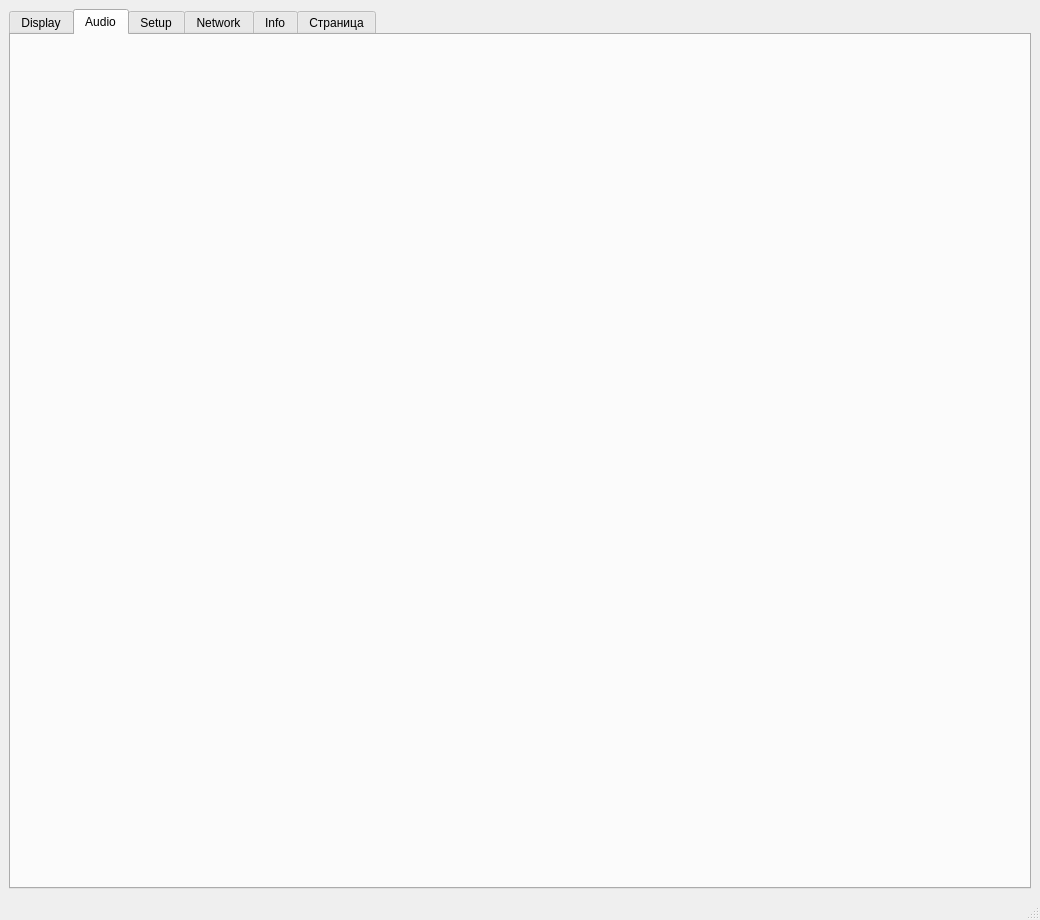
Qt form mainwindow.ui (SergS-cod/imul) before a commit.
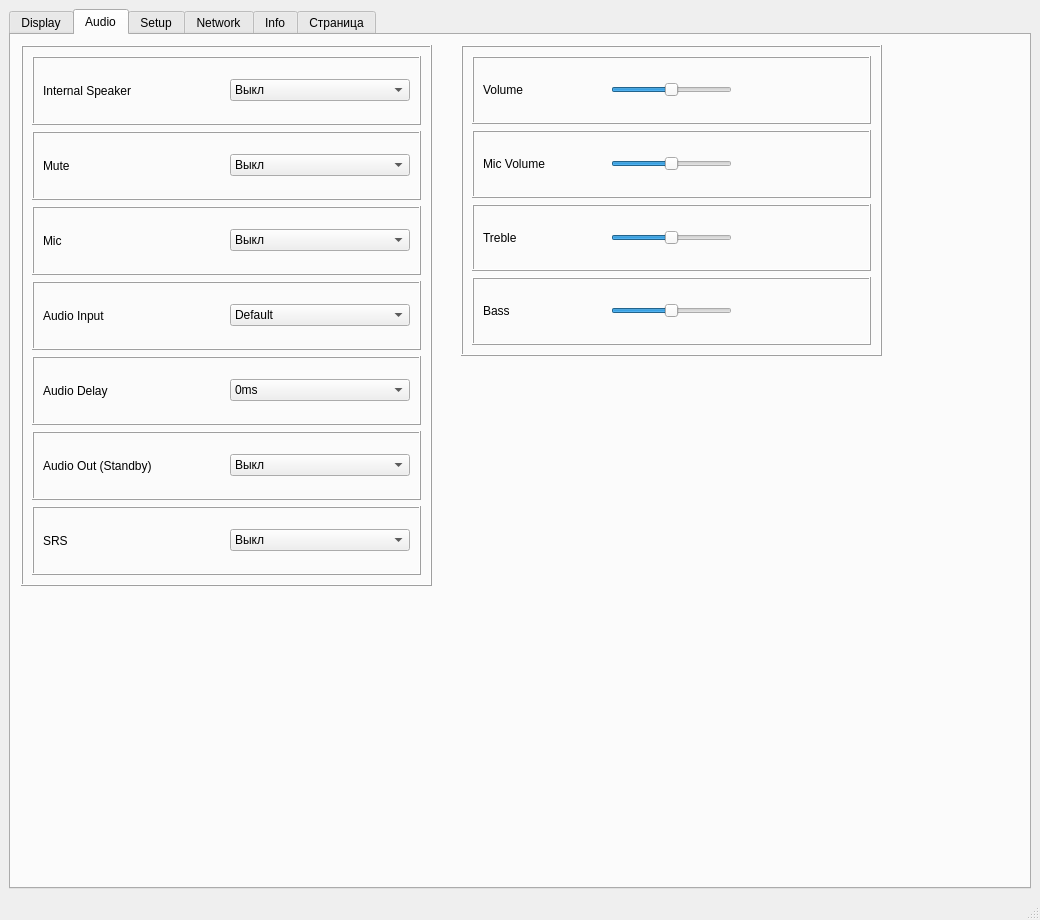
The same form after that commit. The open tabs and pages were chosen to show the change.

Diff of the .ui file:
```diff
--- a/mainwindow.ui
+++ b/mainwindow.ui
@@ -442,6 +442,503 @@
        <attribute name="title">
         <string>Audio</string>
        </attribute>
+       <widget class="QFrame" name="frame_26">
+        <property name="geometry">
+         <rect>
+          <x>450</x>
+          <y>10</y>
+          <width>421</width>
+          <height>311</height>
+         </rect>
+        </property>
+        <property name="frameShape">
+         <enum>QFrame::Box</enum>
+        </property>
+        <property name="frameShadow">
+         <enum>QFrame::Raised</enum>
+        </property>
+        <layout class="QGridLayout" name="gridLayout_4">
+         <item row="0" column="0">
+          <widget class="QFrame" name="frame_Volume">
+           <property name="frameShape">
+            <enum>QFrame::Box</enum>
+           </property>
+           <property name="frameShadow">
+            <enum>QFrame::Raised</enum>
+           </property>
+           <layout class="QHBoxLayout" name="horizontalLayout_28">
+            <item>
+             <widget class="QLabel" name="label_Volume">
+              <property name="text">
+               <string>Volume</string>
+              </property>
+             </widget>
+            </item>
+            <item>
+             <widget class="QSlider" name="horizontalSlider_Volume">
+              <property name="sizePolicy">
+               <sizepolicy hsizetype="Minimum" vsizetype="Fixed">
+                <horstretch>0</horstretch>
+                <verstretch>0</verstretch>
+               </sizepolicy>
+              </property>
+              <property name="maximum">
+               <number>10</number>
+              </property>
+              <property name="value">
+               <number>5</number>
+              </property>
+              <property name="orientation">
+               <enum>Qt::Horizontal</enum>
+              </property>
+             </widget>
+            </item>
+            <item alignment="Qt::AlignHCenter">
+             <widget class="QLabel" name="label_var_Volume">
+              <property name="text">
+               <string/>
+              </property>
+             </widget>
+            </item>
+           </layout>
+          </widget>
+         </item>
+         <item row="2" column="0">
+          <widget class="QFrame" name="frame_Treble">
+           <property name="frameShape">
+            <enum>QFrame::Box</enum>
+           </property>
+           <property name="frameShadow">
+            <enum>QFrame::Raised</enum>
+           </property>
+           <layout class="QHBoxLayout" name="horizontalLayout_34">
+            <item>
+             <widget class="QLabel" name="label_Treble">
+              <property name="text">
+               <string>Treble</string>
+              </property>
+             </widget>
+            </item>
+            <item>
+             <widget class="QSlider" name="horizontalSlider_Treble">
+              <property name="sizePolicy">
+               <sizepolicy hsizetype="Minimum" vsizetype="Fixed">
+                <horstretch>0</horstretch>
+                <verstretch>0</verstretch>
+               </sizepolicy>
+              </property>
+              <property name="minimum">
+               <number>-10</number>
+              </property>
+              <property name="maximum">
+               <number>10</number>
+              </property>
+              <property name="orientation">
+               <enum>Qt::Horizontal</enum>
+              </property>
+             </widget>
+            </item>
+            <item alignment="Qt::AlignHCenter">
+             <widget class="QLabel" name="label_var_Treble">
+              <property name="text">
+               <string/>
+              </property>
+             </widget>
+            </item>
+           </layout>
+          </widget>
+         </item>
+         <item row="1" column="0">
+          <widget class="QFrame" name="frame_Mic_Volume">
+           <property name="frameShape">
+            <enum>QFrame::Box</enum>
+           </property>
+           <property name="frameShadow">
+            <enum>QFrame::Raised</enum>
+           </property>
+           <layout class="QHBoxLayout" name="horizontalLayout_29">
+            <item>
+             <widget class="QLabel" name="label_Mic_Volume">
+              <property name="text">
+               <string>Mic Volume</string>
+              </property>
+             </widget>
+            </item>
+            <item>
+             <widget class="QSlider" name="horizontalSlider_Mic_Volume">
+              <property name="sizePolicy">
+               <sizepolicy hsizetype="Minimum" vsizetype="Fixed">
+                <horstretch>0</horstretch>
+                <verstretch>0</verstretch>
+               </sizepolicy>
+              </property>
+              <property name="maximum">
+               <number>10</number>
+              </property>
+              <property name="value">
+               <number>5</number>
+              </property>
+              <property name="orientation">
+               <enum>Qt::Horizontal</enum>
+              </property>
+             </widget>
+            </item>
+            <item alignment="Qt::AlignHCenter">
+             <widget class="QLabel" name="label_var_Mic_Volume">
+              <property name="text">
+               <string/>
+              </property>
+             </widget>
+            </item>
+           </layout>
+          </widget>
+         </item>
+         <item row="3" column="0">
+          <widget class="QFrame" name="frame_Bass">
+           <property name="frameShape">
+            <enum>QFrame::Box</enum>
+           </property>
+           <property name="frameShadow">
+            <enum>QFrame::Raised</enum>
+           </property>
+           <layout class="QHBoxLayout" name="horizontalLayout_35">
+            <item>
+             <widget class="QLabel" name="label_Bass">
+              <property name="text">
+               <string>Bass</string>
+              </property>
+             </widget>
+            </item>
+            <item>
+             <widget class="QSlider" name="horizontalSlider_Bass">
+              <property name="sizePolicy">
+               <sizepolicy hsizetype="Minimum" vsizetype="Fixed">
+                <horstretch>0</horstretch>
+                <verstretch>0</verstretch>
+               </sizepolicy>
+              </property>
+              <property name="minimum">
+               <number>-10</number>
+              </property>
+              <property name="maximum">
+               <number>10</number>
+              </property>
+              <property name="orientation">
+               <enum>Qt::Horizontal</enum>
+              </property>
+             </widget>
+            </item>
+            <item alignment="Qt::AlignHCenter">
+             <widget class="QLabel" name="label_var_Bass">
+              <property name="text">
+               <string/>
+              </property>
+             </widget>
+            </item>
+           </layout>
+          </widget>
+         </item>
+        </layout>
+       </widget>
+       <widget class="QFrame" name="frame_25">
+        <property name="geometry">
+         <rect>
+          <x>10</x>
+          <y>10</y>
+          <width>411</width>
+          <height>541</height>
+         </rect>
+        </property>
+        <property name="frameShape">
+         <enum>QFrame::Box</enum>
+        </property>
+        <property name="frameShadow">
+         <enum>QFrame::Raised</enum>
+        </property>
+        <layout class="QGridLayout" name="gridLayout_3">
+         <item row="3" column="0">
+          <widget class="QFrame" name="frame_Audio_Input">
+           <property name="frameShape">
+            <enum>QFrame::Box</enum>
+           </property>
+           <property name="frameShadow">
+            <enum>QFrame::Raised</enum>
+           </property>
+           <layout class="QHBoxLayout" name="horizontalLayout_30">
+            <item>
+             <widget class="QLabel" name="label_Audio_Input">
+              <property name="text">
+               <string>Audio Input</string>
+              </property>
+             </widget>
+            </item>
+            <item>
+             <widget class="QComboBox" name="comboBox_Audio_Input">
+              <item>
+               <property name="text">
+                <string>Default</string>
+               </property>
+              </item>
+              <item>
+               <property name="text">
+                <string>Audio 1(Mini-jack)</string>
+               </property>
+              </item>
+              <item>
+               <property name="text">
+                <string>RCA</string>
+               </property>
+              </item>
+              <item>
+               <property name="text">
+                <string>Audio 2</string>
+               </property>
+              </item>
+              <item>
+               <property name="text">
+                <string>Audio 3</string>
+               </property>
+              </item>
+              <item>
+               <property name="text">
+                <string>Audio 4</string>
+               </property>
+              </item>
+              <item>
+               <property name="text">
+                <string>HDMI 1</string>
+               </property>
+              </item>
+              <item>
+               <property name="text">
+                <string>HDMI 2</string>
+               </property>
+              </item>
+              <item>
+               <property name="text">
+                <string>Audio 5/Displayport</string>
+               </property>
+              </item>
+              <item>
+               <property name="text">
+                <string>Displayport</string>
+               </property>
+              </item>
+             </widget>
+            </item>
+           </layout>
+          </widget>
+         </item>
+         <item row="0" column="0">
+          <widget class="QFrame" name="frame_Internal_speaker">
+           <property name="frameShape">
+            <enum>QFrame::Box</enum>
+           </property>
+           <property name="frameShadow">
+            <enum>QFrame::Raised</enum>
+           </property>
+           <layout class="QHBoxLayout" name="horizontalLayout_25">
+            <item>
+             <widget class="QLabel" name="label_Internal_speaker">
+              <property name="text">
+               <string>Internal Speaker</string>
+              </property>
+             </widget>
+            </item>
+            <item>
+             <widget class="QComboBox" name="comboBox_Internal_speaker">
+              <item>
+               <property name="text">
+                <string>Выкл</string>
+               </property>
+              </item>
+              <item>
+               <property name="text">
+                <string>Вкл</string>
+               </property>
+              </item>
+             </widget>
+            </item>
+           </layout>
+          </widget>
+         </item>
+         <item row="5" column="0">
+          <widget class="QFrame" name="frame_Audio_Out">
+           <property name="frameShape">
+            <enum>QFrame::Box</enum>
+           </property>
+           <property name="frameShadow">
+            <enum>QFrame::Raised</enum>
+           </property>
+           <layout class="QHBoxLayout" name="horizontalLayout_32">
+            <item>
+             <widget class="QLabel" name="label_Audio_Out">
+              <property name="text">
+               <string>Audio Out (Standby)</string>
+              </property>
+             </widget>
+            </item>
+            <item>
+             <widget class="QComboBox" name="comboBox_Audio_Out">
+              <item>
+               <property name="text">
+                <string>Выкл</string>
+               </property>
+              </item>
+              <item>
+               <property name="text">
+                <string>Вкл</string>
+               </property>
+              </item>
+             </widget>
+            </item>
+           </layout>
+          </widget>
+         </item>
+         <item row="1" column="0">
+          <widget class="QFrame" name="frame_Mute">
+           <property name="frameShape">
+            <enum>QFrame::Box</enum>
+           </property>
+           <property name="frameShadow">
+            <enum>QFrame::Raised</enum>
+           </property>
+           <layout class="QHBoxLayout" name="horizontalLayout_26">
+            <item>
+             <widget class="QLabel" name="label_Mute">
+              <property name="text">
+               <string>Mute</string>
+              </property>
+             </widget>
+            </item>
+            <item>
+             <widget class="QComboBox" name="comboBox_Mute">
+              <item>
+               <property name="text">
+                <string>Выкл</string>
+               </property>
+              </item>
+              <item>
+               <property name="text">
+                <string>Вкл</string>
+               </property>
+              </item>
+             </widget>
+            </item>
+           </layout>
+          </widget>
+         </item>
+         <item row="4" column="0">
+          <widget class="QFrame" name="frame_Audio_Delay">
+           <property name="frameShape">
+            <enum>QFrame::Box</enum>
+           </property>
+           <property name="frameShadow">
+            <enum>QFrame::Raised</enum>
+           </property>
+           <layout class="QHBoxLayout" name="horizontalLayout_31">
+            <item>
+             <widget class="QLabel" name="label_Audio_Delay">
+              <property name="text">
+               <string>Audio Delay</string>
+              </property>
+             </widget>
+            </item>
+            <item>
+             <widget class="QComboBox" name="comboBox_Audio_Delay">
+              <item>
+               <property name="text">
+                <string>0ms</string>
+               </property>
+              </item>
+              <item>
+               <property name="text">
+                <string>2ms</string>
+               </property>
+              </item>
+              <item>
+               <property name="text">
+                <string>4ms</string>
+               </property>
+              </item>
+              <item>
+               <property name="text">
+                <string>6ms</string>
+               </property>
+              </item>
+             </widget>
+            </item>
+           </layout>
+          </widget>
+         </item>
+         <item row="2" column="0">
+          <widget class="QFrame" name="frame_Mic">
+           <property name="frameShape">
+            <enum>QFrame::Box</enum>
+           </property>
+           <property name="frameShadow">
+            <enum>QFrame::Raised</enum>
+           </property>
+           <layout class="QHBoxLayout" name="horizontalLayout_27">
+            <item>
+             <widget class="QLabel" name="label_Mic">
+              <property name="text">
+               <string>Mic</string>
+              </property>
+             </widget>
+            </item>
+            <item>
+             <widget class="QComboBox" name="comboBox_Mic">
+              <item>
+               <property name="text">
+                <string>Выкл</string>
+               </property>
+              </item>
+              <item>
+               <property name="text">
+                <string>Вкл</string>
+               </property>
+              </item>
+             </widget>
+            </item>
+           </layout>
+          </widget>
+         </item>
+         <item row="6" column="0">
+          <widget class="QFrame" name="frame_SRS">
+           <property name="frameShape">
+            <enum>QFrame::Box</enum>
+           </property>
+           <property name="frameShadow">
+            <enum>QFrame::Raised</enum>
+           </property>
+           <layout class="QHBoxLayout" name="horizontalLayout_33">
+            <item>
+             <widget class="QLabel" name="label_SRS">
+              <property name="text">
+               <string>SRS</string>
+              </property>
+             </widget>
+            </item>
+            <item>
+             <widget class="QComboBox" name="comboBox_SRS">
+              <item>
+               <property name="text">
+                <string>Выкл</string>
+               </property>
+              </item>
+              <item>
+               <property name="text">
+                <string>Вкл</string>
+               </property>
+              </item>
+             </widget>
+            </item>
+           </layout>
+          </widget>
+         </item>
+        </layout>
+       </widget>
       </widget>
       <widget class="QWidget" name="tab_3">
        <attribute name="title">
```
Left out of the diff: 2 changed lines with no effect on the pictures.
